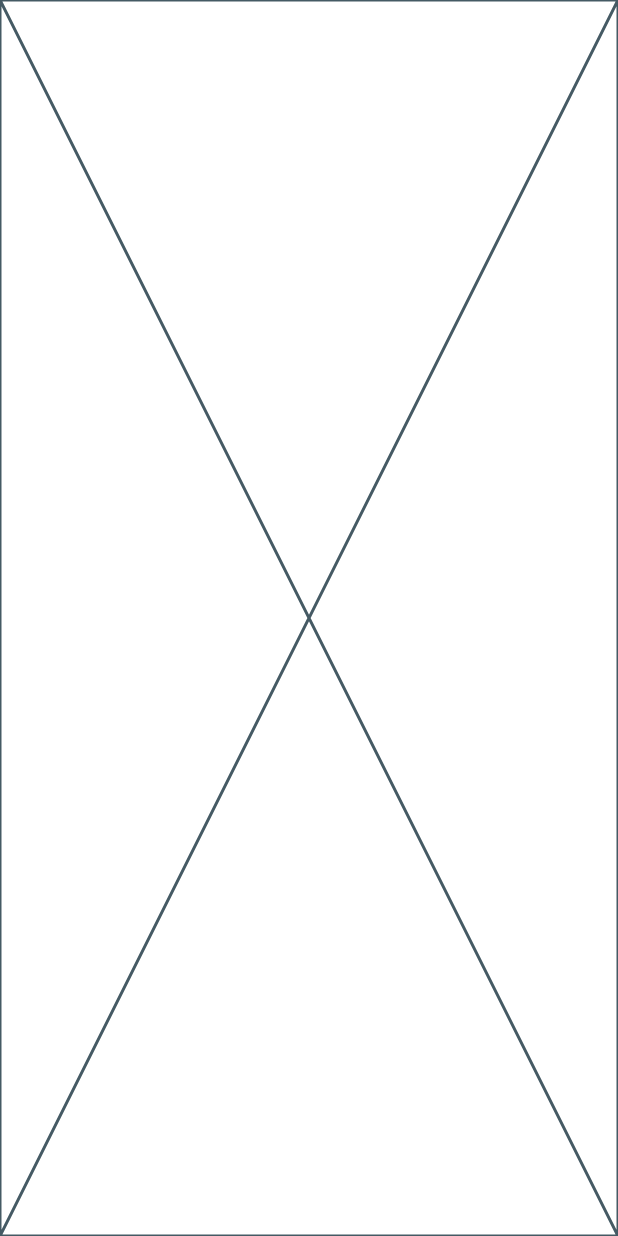
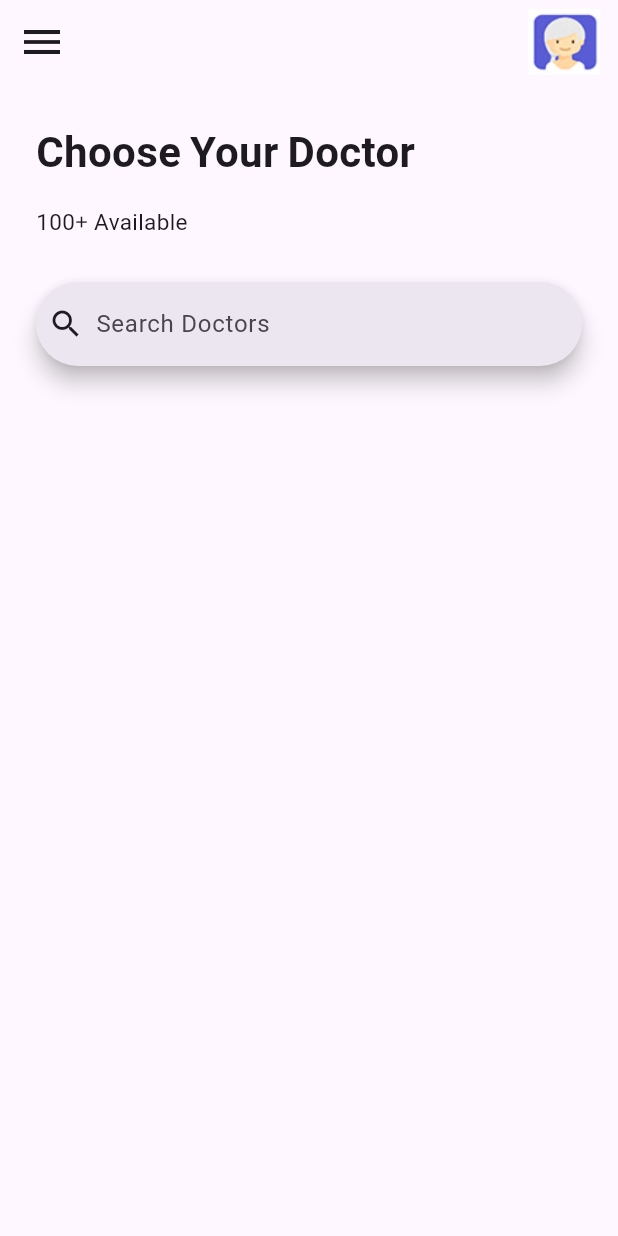
Before and after one commit to usama-devv/health-care-app-UI, a Flutter app: the screen it shows after launch, on a phone screen of 412 x 824 dp. Run offline on Flutter 3.47's test engine with Material 3 defaults, Android fonts, the phone set to English and light mode, and no system bars; our stand-ins replace google_fonts.

Commit message:
initial commit

```diff
--- a/lib/Views/home_screen.dart
+++ b/lib/Views/home_screen.dart
@@ -1,10 +1,45 @@
 import 'package:flutter/material.dart';
+import 'package:flutter_health_care_app_ui/utils/constants/image_strings.dart';
 
 class HomeScreen extends StatelessWidget {
   const HomeScreen({super.key});
 
   @override
   Widget build(BuildContext context) {
-    return const Placeholder();
+    return Scaffold(
+      appBar: AppBar(
+        leading: const Icon(Icons.menu, size: 32),
+        actions: const [
+          Padding(
+            padding: EdgeInsets.only(right: 12.0),
+            child: Image(
+              width: 48,
+              height: 48,
+              image: AssetImage(UImages.profile),
+            ),
+          ),
+        ],
+      ),
+      body: const SingleChildScrollView(
+        child: Padding(
+          padding: EdgeInsets.all(24),
+          child: Column(
+            crossAxisAlignment: CrossAxisAlignment.start,
+            children: [
+              Text(
+                'Choose Your Doctor',
+                style: TextStyle(fontSize: 28, fontWeight: FontWeight.bold),
+              ),
+              SizedBox(height: 15),
+              Text('100+ Available', style: TextStyle(fontSize: 15)),
+
+              SizedBox(height: 30),
+
+              SearchBar(leading: Icon(Icons.search), hintText: 'Search Doctors'),
+            ],
+          ),
+        ),
+      ),
+    );
   }
 }
--- /dev/null
+++ b/lib/utils/constants/image_strings.dart
@@ -0,0 +1,18 @@
+
+class UImages{
+  UImages._();
+
+  static const String doctor = 'assets/images/doctor.png';
+  static const String doctor1 = 'assets/images/doctor1.png';
+  static const String doctor2 = 'assets/images/doctor2.png';
+  static const String doctor3 = 'assets/images/doctor3.png';
+  static const String doctor4 = 'assets/images/doctor4.png';
+  static const String eye = 'assets/images/eye.png';
+  static const String heart = 'assets/images/heart.png';
+  static const String lungs = 'assets/images/lungs.png';
+  static const String lungs1 = 'assets/images/lungs1.png';
+  static const String menu = 'assets/images/menu.png';
+  static const String profile = 'assets/images/profile.png';
+  static const String skeleton = 'assets/images/skeleton.png';
+  static const String teeth = 'assets/images/teeth.png';
+}
--- a/pubspec.yaml
+++ b/pubspec.yaml
@@ -60,8 +60,8 @@
   uses-material-design: true
 
   # To add assets to your application, add an assets section, like this:
-  # assets:
-  #   - images/a_dot_burr.jpeg
+  assets:
+    - assets/images/
   #   - images/a_dot_ham.jpeg
 
   # An image asset can refer to one or more resolution-specific "variants", see
```
Also changed, not shown: assets/images/doctor.png (added), assets/images/doctor1.png (added), assets/images/doctor2.png (added), assets/images/doctor3.png (added), assets/images/doctor4.png (added), assets/images/eye.png (added), assets/images/heart.png (added), assets/images/lungs.png (added), assets/images/lungs1.png (added), assets/images/menu.png (added), assets/images/profile.png (added), assets/images/skeleton.png (added), assets/images/teeth.png (added).
